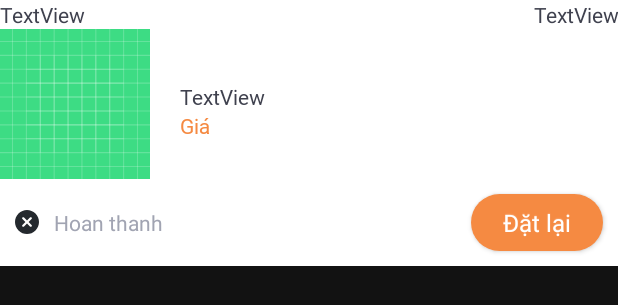
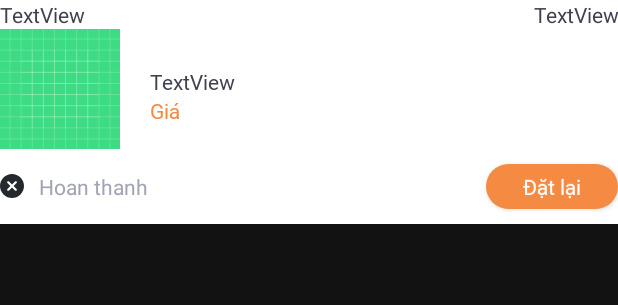
Before and after one commit to ngmhnganz/Nhom8, an Android app: the layout layout_history_order_item.xml on its own in the app's theme, with its tools: preview values and no code run, on a phone screen of 412 x 824 dp. Shown: the top 305 px of the screen. Run offline under Robolectric (Android 15) with nearby library versions, the phone set to English and light mode, and no system bars.

Commit message:
#update: - chỉnh sửa giao diện

```diff
--- /dev/null
+++ b/app/src/main/java/com/mcommerce/fragment/ComingOrderFragment.java
@@ -0,0 +1,6 @@
+package com.mcommerce.fragment;
+
+import androidx.fragment.app.Fragment;
+
+public class ComingOrderFragment extends Fragment {
+}
--- a/app/src/main/java/com/mcommerce/nhom8/OrderActivity.java
+++ b/app/src/main/java/com/mcommerce/nhom8/OrderActivity.java
@@ -72,6 +72,9 @@ public class OrderActivity extends AppCompatActivity {
 
             if ( view.getId()==R.id.btnHistoryOrder_orderactivity){
                 fragment = new HistoryOrderFragment();
+                btnHistoryOder.setEnabled(false);
+                btnComingOrder.setEnabled(true);
+
             }
 
             if (fragment != null){
--- /dev/null
+++ b/app/src/main/res/layout/fragment_coming_order.xml
@@ -0,0 +1,6 @@
+<?xml version="1.0" encoding="utf-8"?>
+<androidx.constraintlayout.widget.ConstraintLayout xmlns:android="http://schemas.android.com/apk/res/android"
+    android:layout_width="match_parent"
+    android:layout_height="match_parent">
+
+</androidx.constraintlayout.widget.ConstraintLayout>
--- a/app/src/main/res/layout/fragment_history_order.xml
+++ b/app/src/main/res/layout/fragment_history_order.xml
@@ -24,6 +24,7 @@
 
             android:layout_width="match_parent"
             android:layout_height="match_parent"
+
             android:layout_weight="1"
             android:clickable="true"
             android:text="Kết quả"
@@ -33,6 +34,8 @@
     <androidx.recyclerview.widget.RecyclerView
         android:id="@+id/rcv_fragmentHistoryOrder"
         android:layout_width="match_parent"
-        android:layout_height="match_parent"/>
+        android:layout_height="match_parent"
+        android:layout_marginHorizontal="20dp"
+        android:layout_marginTop="20dp"/>
 
 </LinearLayout>
--- a/app/src/main/res/layout/layout_history_order_item.xml
+++ b/app/src/main/res/layout/layout_history_order_item.xml
@@ -48,8 +48,8 @@
 
             <ImageView
                 android:id="@+id/imv_iHistoryOrder"
-                android:layout_width="100dp"
-                android:layout_height="100dp"
+                android:layout_width="80dp"
+                android:layout_height="80dp"
                 android:scaleType="fitXY"
                 app:srcCompat="@drawable/ic_launcher_background"
                 android:background="@drawable/round_corner_image"/>
@@ -64,8 +64,10 @@
                     android:id="@+id/txtAddress_iHistoryOrder"
                     android:layout_width="match_parent"
                     android:layout_height="wrap_content"
+
                     android:layout_marginHorizontal="20dp"
                     android:layout_marginTop="10dp"
+
                     android:fontFamily="@font/sfpro_regular"
                     android:text="TextView"
                     android:textColor="@color/colorText"
@@ -88,7 +90,7 @@
 
         <LinearLayout
             android:layout_width="match_parent"
-            android:layout_height="match_parent"
+            android:layout_height="50dp"
             android:orientation="horizontal"
             android:gravity="center">
 
@@ -96,8 +98,10 @@
                 android:id="@+id/imvStatus_iHistoryOrder"
                 android:layout_width="wrap_content"
                 android:layout_height="wrap_content"
-                android:src="@drawable/ic_x_circle_fill"
-                android:padding="10dp"/>
+
+                android:paddingRight="10dp"
+
+                android:src="@drawable/ic_x_circle_fill"/>
 
             <TextView
                 android:id="@+id/txtStatus_iHistoryOrder"
@@ -111,9 +115,10 @@
                 android:id="@+id/btnDatLai_iHistoryOrder"
                 style="@style/button"
                 android:layout_width="wrap_content"
-                android:layout_height="38dp"
+                android:layout_height="30dp"
 
-                android:layout_margin="10dp"
+                android:fontFamily="@font/sfpro_medium"
+                android:textSize="14sp"
 
                 android:text="Đặt lại"
                 android:textColor="@color/white"/>
```
